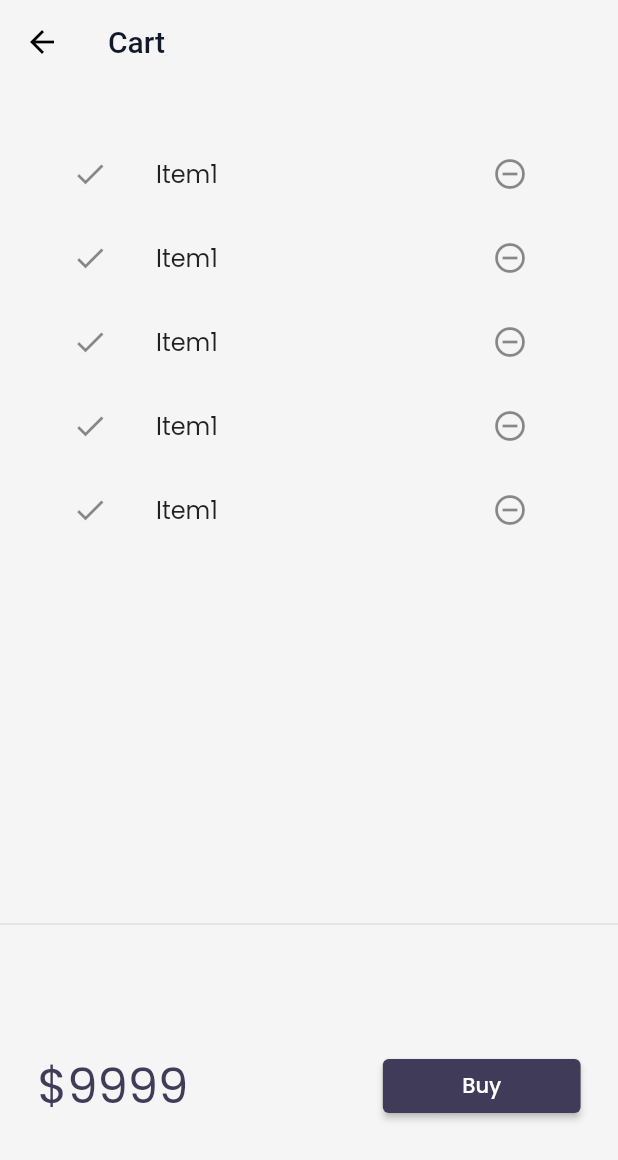
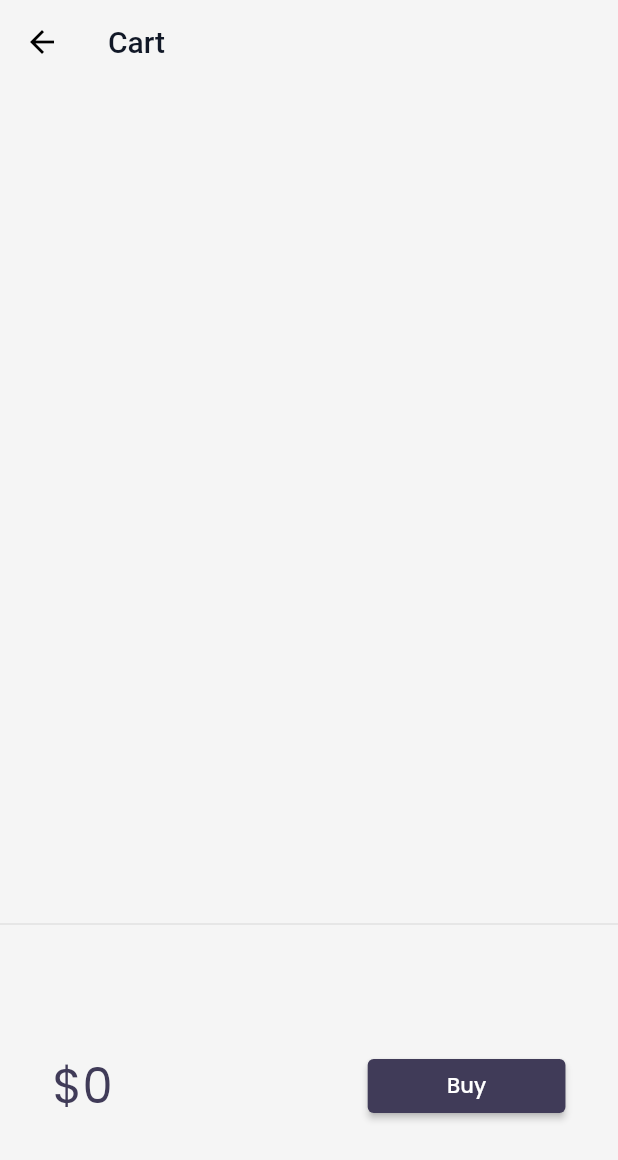
Before and after one commit to codeagarwal/flutter_30_days, a Flutter app: the CartPage screen opened by its route, on a phone screen of 412 x 824 dp. Shown: the top 1160 px of the screen. Run offline on Flutter 3.47's test engine with Material 2 defaults, Android fonts, the phone set to English and light mode, and no system bars; our stand-ins replace google_fonts, velocity_x; network calls fail.

Commit message:
Day 23 Completed

```diff
--- a/lib/Pages/cart_page.dart
+++ b/lib/Pages/cart_page.dart
@@ -1,4 +1,5 @@
 import 'package:flutter/material.dart';
+import 'package:flutter_app30days/models/cart.dart';
 import 'package:flutter_app30days/widgets/themes.dart';
 import 'package:velocity_x/velocity_x.dart';
 
@@ -27,14 +28,17 @@ class CartPage extends StatelessWidget {
 class _CartTotal extends StatelessWidget {
   @override
   Widget build(BuildContext context) {
+    final _cart = CartModel();
     return SizedBox(
       height: 200,
       child: Row(mainAxisAlignment: MainAxisAlignment.spaceAround, children: [
-        Text("\$9999",
+        Text("\$${_cart.totalPrice}",
             style: TextStyle(fontSize: 32, color: context.theme.accentColor)),
         WidthBox(30),
         ElevatedButton(
-          onPressed: () {},
+          onPressed: () {
+            ScaffoldMessenger.of(context).showSnackBar(SnackBar(content: Text("Buying Not Supported Yet...!!")));
+          },
           style: ButtonStyle(
             backgroundColor:
                 MaterialStateProperty.all(context.theme.buttonColor),
@@ -57,17 +61,18 @@ class _CartList extends StatefulWidget {
 }
 
 class _CartListState extends State<_CartList> {
+  final _cart = CartModel();
   @override
   Widget build(BuildContext context) {
     return ListView.builder(
-        itemCount: 5,
+        itemCount: _cart.items?.length,
         itemBuilder: (context, index) => ListTile(
               leading: Icon(Icons.done),
               trailing: IconButton(
                 icon: Icon(Icons.remove_circle_outline),
                 onPressed: () {},
               ),
-          title: Text("Item1"),
+          title: Text(_cart.items[index].name),
             ));
   }
 }
--- /dev/null
+++ b/lib/models/cart.dart
@@ -0,0 +1,41 @@
+import 'package:flutter_app30days/models/catalog.dart';
+
+class CartModel {
+
+  static final cartModel = CartModel._intenal();
+
+  CartModel._intenal();
+
+  factory CartModel() => cartModel;
+
+  // catalog field
+  CatalogModel _catalog;
+
+  // Collection of IDs - store Ids of Each Item
+  final List<int> _itemIds = [];
+
+  // Get Catalog
+  CatalogModel get catalog => _catalog;
+
+  set catalog(CatalogModel newCatalog) {
+    assert(newCatalog != null);
+    _catalog = newCatalog;
+  }
+
+  // Get Items in the Cart
+  List<Item> get items => _itemIds.map((id) => _catalog.getById(id)).toList();
+
+  // Get TOTAL Price
+  num get totalPrice => items.fold(0, (total, current) => total + current.price);
+
+  // Add Item
+  void add(Item item){
+    _itemIds.add(item.id);
+  }
+
+  //Remove Item
+  void remove(Item item) {
+    _itemIds.remove(item.id);
+  }
+
+}
--- a/lib/models/catalog.dart
+++ b/lib/models/catalog.dart
@@ -1,16 +1,25 @@
 import 'dart:convert';
 
 class CatalogModel {
+  // singleTon Class
+  static final catModel = CatalogModel._intenal();
+
+  CatalogModel._intenal();
+
+  factory CatalogModel() => catModel;
+
+
   static List<Item> items;
 
 
+
   //Get item  by ID.
-  static Item getById(int id) => items.firstWhere((element) => element.id == id, orElse: null);
+  Item getById(int id) => items.firstWhere((element) => element.id == id, orElse: null);
 
 
   // Get Item By Position
 
-  static Item getByPosition(int pos) => items[pos];
+  Item getByPosition(int pos) => items[pos];
 }
 
 class Item {
```
Also changed, not shown: lib/widgets/home_widgets/catalog_list.dart (+37 -8 lines).
